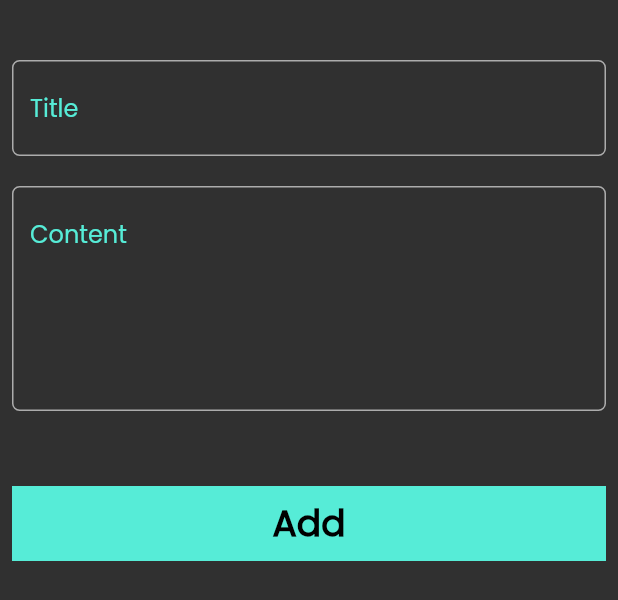
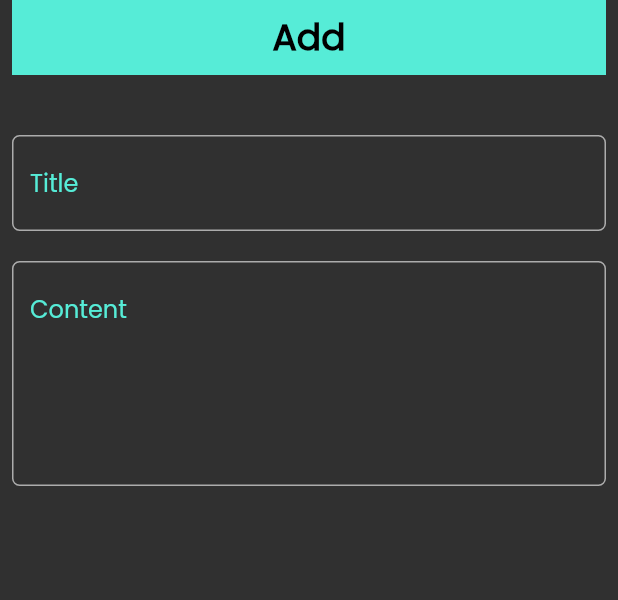
Before and after one commit to Sameradel11/Flutter-NotesApp, a Flutter app: the AddNoteForm widget shown alone on an empty page, opened directly, on a phone screen of 412 x 824 dp. Shown: the top 600 px of the screen. Run offline on Flutter 3.47's test engine with Material 2 defaults, Android fonts, the phone set to English and light mode, and no system bars; our stand-ins replace bloc, flutter_bloc, hive, hive_flutter; missing offline and left inert: awesome_icons; accounts and stored records are empty.

Commit message:
fixed fetch note cubit

```diff
--- a/lib/consts.dart
+++ b/lib/consts.dart
@@ -1,5 +1,5 @@
 import 'dart:ui';
 
-const  KtextColor = Color(0xffC8C8C8);
-const  KtextFieldColor = Color(0xff56ECD7);
-const KBoxName = "Notes";
+const  ktextColor = Color(0xffC8C8C8);
+const  ktextFieldColor = Color(0xff56ECD7);
+const kBoxName = "Notes";
--- a/lib/cubit/add_cubit/note_cubit.dart
+++ b/lib/cubit/add_cubit/note_cubit.dart
@@ -11,7 +11,7 @@ class NoteCubit extends Cubit<AddNoteState> {
   addNote(NoteModel note) async {
     emit(AddNoteLoading());
     try {
-      var notesBox = Hive.box<NoteModel>(KBoxName);
+      var notesBox = Hive.box<NoteModel>(kBoxName);
       await notesBox.add(note);
       emit(AddNotesuccess());
     } catch (e) {
--- /dev/null
+++ b/lib/cubit/cubit/fetch_notes_state.dart
@@ -0,0 +1,15 @@
+part of 'fetch_notes_cubit.dart';
+
+@immutable
+abstract class FetchNotesState {}
+
+class FetchNotesInitial extends FetchNotesState {}
+
+class FetchNotesLoading extends FetchNotesState {}
+
+class FetchNotesSuccess extends FetchNotesState {}
+
+class FetchNotesFailed extends FetchNotesState {
+  final String errmessage;
+  FetchNotesFailed({required this.errmessage});
+}
--- a/lib/widgets/add_note_form.dart
+++ b/lib/widgets/add_note_form.dart
@@ -1,6 +1,7 @@
 import 'package:flutter/material.dart';
 import 'package:flutter_bloc/flutter_bloc.dart';
 import 'package:notes_app/cubit/add_cubit/note_cubit.dart';
+import 'package:notes_app/cubit/cubit/fetch_notes_cubit.dart';
 import 'package:notes_app/model/note_model.dart';
 
 import 'custom_button.dart';
@@ -21,10 +22,37 @@ class _AddNoteFormState extends State<AddNoteForm> {
   String? title, subTitle;
   @override
   Widget build(BuildContext context) {
+    return BlocConsumer<NoteCubit, AddNoteState>(
+      listener: (context, state) {
+        if (state is AddNoteFailure) {
+          debugPrint("Error is '${state.errormessage}'");
+        } else if (state is AddNotesuccess) {
+          BlocProvider.of<FetchNotesCubit>(context).fetchnotes();
+          Navigator.pop(context);
+          ScaffoldMessenger.of(context).showSnackBar(
+              const SnackBar(content: Text("Note Added successfulyy")));
+        }
+      },
+      builder: (context, state) {
         return Form(
           key: formkey,
           child: Column(
             children: [
+              CustomButton(
+                isLoading: state is AddNoteLoading ? true : false,
+                text: "Add",
+                onTap: () {
+                  if (formkey.currentState!.validate()) {
+                    formkey.currentState!.save();
+                    NoteModel note = NoteModel(title!, subTitle!,
+                        DateTime.now().toString(), Colors.blue.value);
+                    BlocProvider.of<NoteCubit>(context).addNote(note);
+                    setState(() {});
+                  } else {
+                    autovalidateMode = AutovalidateMode.always;
+                  }
+                },
+              ),
               const SizedBox(
                 height: 30,
               ),
@@ -44,31 +72,13 @@ class _AddNoteFormState extends State<AddNoteForm> {
               const SizedBox(
                 height: 40,
               ),
-          BlocBuilder<NoteCubit, AddNoteState>(
-
-            builder: (context, state) {
-              return CustomButton(
-                isLoading: state is AddNoteLoading? true :false,
-                text: "Add",
-                onTap: () {
-                  if (formkey.currentState!.validate()) {
-                    formkey.currentState!.save();
-                    NoteModel note = NoteModel(title!, subTitle!,
-                        DateTime.now().toString(), Colors.blue.value);
-
-                    BlocProvider.of<NoteCubit>(context).addNote(note);
-                  } else {
-                    autovalidateMode = AutovalidateMode.always;
-                  }
-                },
-              );
-            },
-          ),
               const SizedBox(
                 height: 20,
               ),
             ],
           ),
         );
+      },
+    );
   }
 }
--- a/lib/widgets/custom_button.dart
+++ b/lib/widgets/custom_button.dart
@@ -15,7 +15,7 @@ class CustomButton extends StatelessWidget {
         onTap: onTap,
         child: Container(
           height: 50,
-          decoration: const BoxDecoration(color: KtextFieldColor),
+          decoration: const BoxDecoration(color: ktextFieldColor),
           width: MediaQuery.of(context).size.width,
           child: Center(
             child: isLoading
--- a/lib/widgets/custom_text_field.dart
+++ b/lib/widgets/custom_text_field.dart
@@ -18,18 +18,19 @@ class CustomTextFormField extends StatelessWidget {
           if (value?.isEmpty ?? true) {
             return "Field is required";
           }
+          return null;
         },
-        cursorColor: KtextFieldColor,
+        cursorColor: ktextFieldColor,
         maxLines: maxlines,
         decoration: InputDecoration(
             hintText: hint,
-            hintStyle: const TextStyle(color: KtextFieldColor),
+            hintStyle: const TextStyle(color: ktextFieldColor),
             enabledBorder: OutlineInputBorder(
                 borderRadius: BorderRadius.circular(5),
                 borderSide: const BorderSide(color: Colors.white60)),
             focusedBorder: OutlineInputBorder(
                 borderRadius: BorderRadius.circular(5),
-                borderSide:const  BorderSide(color:  KtextFieldColor)),
+                borderSide: const BorderSide(color: ktextFieldColor)),
             border: OutlineInputBorder(
                 borderRadius: BorderRadius.circular(9),
                 borderSide: const BorderSide(color: Colors.red))),
```
Also changed, not shown: lib/cubit/cubit/fetch_notes_cubit.dart (added, +26 -0 lines), lib/main.dart (+10 -6 lines), lib/views/modal_bottom_sheet_view.dart (+13 -21 lines), lib/views/notes_view.dart (+17 -1 lines), lib/widgets/custom_appbar.dart (+5 -5 lines), lib/widgets/custom_note_item.dart (+8 -7 lines), lib/widgets/list_notes_builder.dart (+14 -5 lines), lib/widgets/notes_viewbody.dart (+25 -3 lines), lib/cubit/simple_bloc_observer.dart (renamed from lib/cubit/add_cubit/simple_bloc_observer.dart), pubspec.lock, 1 other file. Lines whose indentation alone changed are shown as unchanged.
